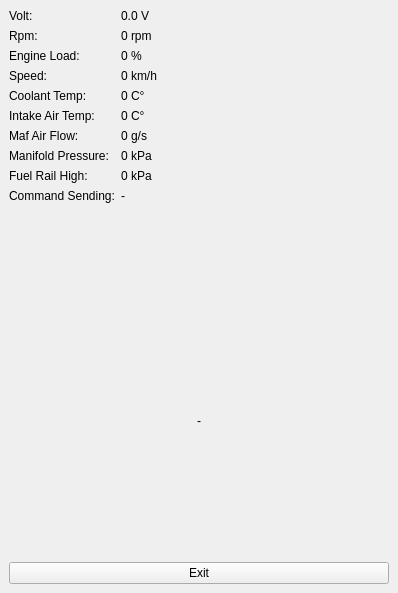
The window that obdscan.ui (takyonxxx/Elm327_Wifi_Obd2_Qt_Project) describes before a commit, drawn with Qt 5.
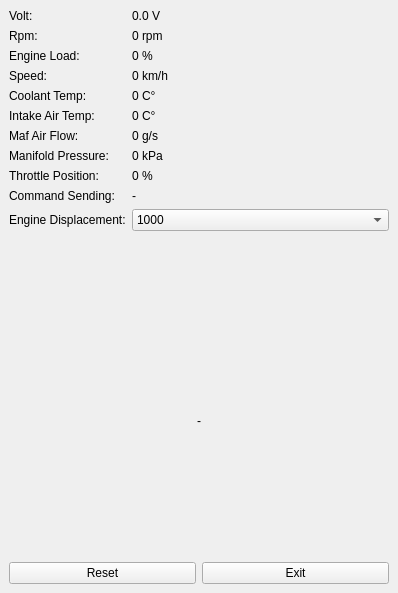
The same window after the commit.

Commit message:
fuel consumption
fuel consumption

```diff
--- a/obdscan.ui
+++ b/obdscan.ui
@@ -140,14 +140,14 @@
         <item row="8" column="0">
          <widget class="QLabel" name="labelFuelRailHighPressureTitle">
           <property name="text">
-           <string>Fuel Rail High:</string>
+           <string>Throttle Position:</string>
           </property>
          </widget>
         </item>
         <item row="8" column="1">
          <widget class="QLabel" name="labelFuelRailHighPressure">
           <property name="text">
-           <string>0 kPa</string>
+           <string>0 %</string>
           </property>
          </widget>
         </item>
@@ -165,6 +165,62 @@
           </property>
          </widget>
         </item>
+        <item row="10" column="0">
+         <widget class="QLabel" name="labelEngineDisplacement">
+          <property name="text">
+           <string>Engine Displacement:</string>
+          </property>
+         </widget>
+        </item>
+        <item row="10" column="1">
+         <widget class="QComboBox" name="comboEngineDisplacement">
+          <item>
+           <property name="text">
+            <string>1000</string>
+           </property>
+          </item>
+          <item>
+           <property name="text">
+            <string>1500</string>
+           </property>
+          </item>
+          <item>
+           <property name="text">
+            <string>2000</string>
+           </property>
+          </item>
+          <item>
+           <property name="text">
+            <string>2500</string>
+           </property>
+          </item>
+          <item>
+           <property name="text">
+            <string>3000</string>
+           </property>
+          </item>
+          <item>
+           <property name="text">
+            <string>3500</string>
+           </property>
+          </item>
+          <item>
+           <property name="text">
+            <string>4000</string>
+           </property>
+          </item>
+          <item>
+           <property name="text">
+            <string>4500</string>
+           </property>
+          </item>
+          <item>
+           <property name="text">
+            <string>5000</string>
+           </property>
+          </item>
+         </widget>
+        </item>
        </layout>
       </item>
       <item>
@@ -178,11 +234,22 @@
        </widget>
       </item>
       <item>
-       <widget class="QPushButton" name="pushExit">
-        <property name="text">
-         <string>Exit</string>
-        </property>
-       </widget>
+       <layout class="QHBoxLayout" name="horizontalLayout">
+        <item>
+         <widget class="QPushButton" name="pushClear">
+          <property name="text">
+           <string>Reset</string>
+          </property>
+         </widget>
+        </item>
+        <item>
+         <widget class="QPushButton" name="pushExit">
+          <property name="text">
+           <string>Exit</string>
+          </property>
+         </widget>
+        </item>
+       </layout>
       </item>
      </layout>
     </item>
```
Left out of the diff: 6 changed lines with no effect on the pictures. The commit also changes 3 other files.
